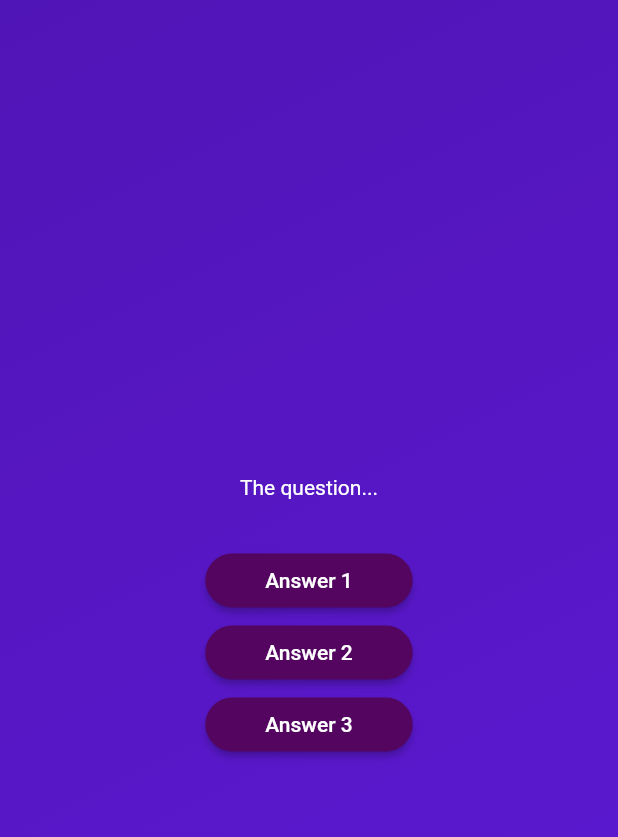
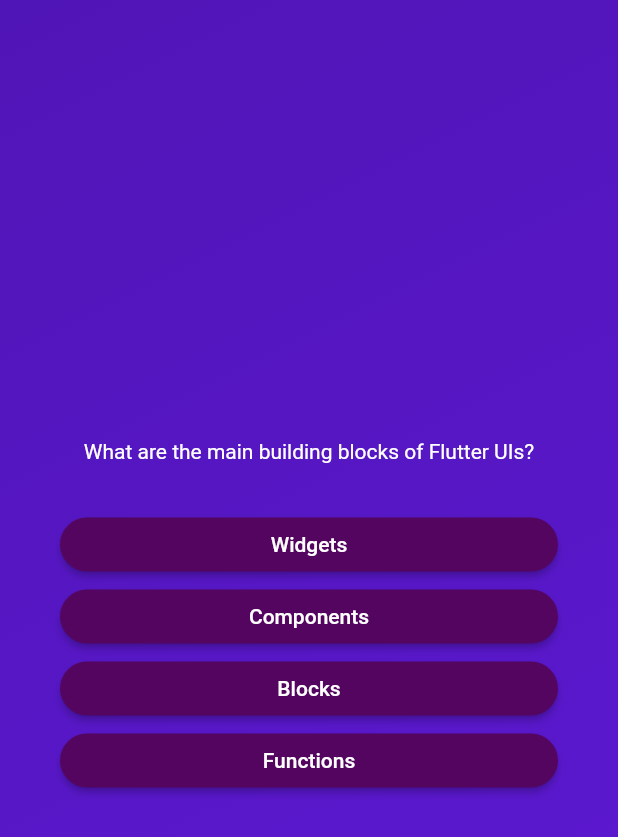
Before and after one commit to mnengineer/quiz_app, a Flutter app: the screen it shows after launch, after a tap on "Start Quiz", on a phone screen of 412 x 824 dp. Shown: the top 837 px of the screen. Run offline on Flutter 3.47's test engine with Material 2 defaults, Android fonts, the phone set to English and light mode, and no system bars.

Commit message:
feat: 質問画面に実際の問題データを出力

```diff
--- a/lib/questions_screen.dart
+++ b/lib/questions_screen.dart
@@ -1,5 +1,6 @@
 import 'package:flutter/material.dart';
 import 'answer_button.dart';
+import 'data/questions.dart';
 
 class QuestionsScreen extends StatefulWidget {
   const QuestionsScreen({super.key});
@@ -13,31 +14,29 @@ class QuestionsScreen extends StatefulWidget {
 class _QuestionsScreenState extends State<QuestionsScreen> {
   @override
   Widget build(context) {
+    final currentQuestion = questions[0];
+
     return SizedBox(
       width: double.infinity,
+      child: Container(
+        margin: const EdgeInsets.all(40),
         child: Column(
           mainAxisAlignment: MainAxisAlignment.center,
+          crossAxisAlignment: CrossAxisAlignment.stretch,
           children: [
-          const Text(
-            'The question...',
-            style: TextStyle(
+            Text(
+              currentQuestion.text,
+              style: const TextStyle(
                 color: Colors.white,
               ),
+              textAlign: TextAlign.center,
             ),
             const SizedBox(height: 30),
-          AnswerButton(
-            answerText: 'Answer 1',
-            onTap: () {},
+            ...currentQuestion.answers.map((answer) {
+              return AnswerButton(answerText: answer, onTap: () {});
+            })
+          ],
         ),
-          AnswerButton(
-            answerText: 'Answer 2',
-            onTap: () {},
-          ),
-          AnswerButton(
-            answerText: 'Answer 3',
-            onTap: () {},
-          ),
-        ],
       ),
     );
   }
```
Lines whose indentation alone changed are shown as unchanged.
